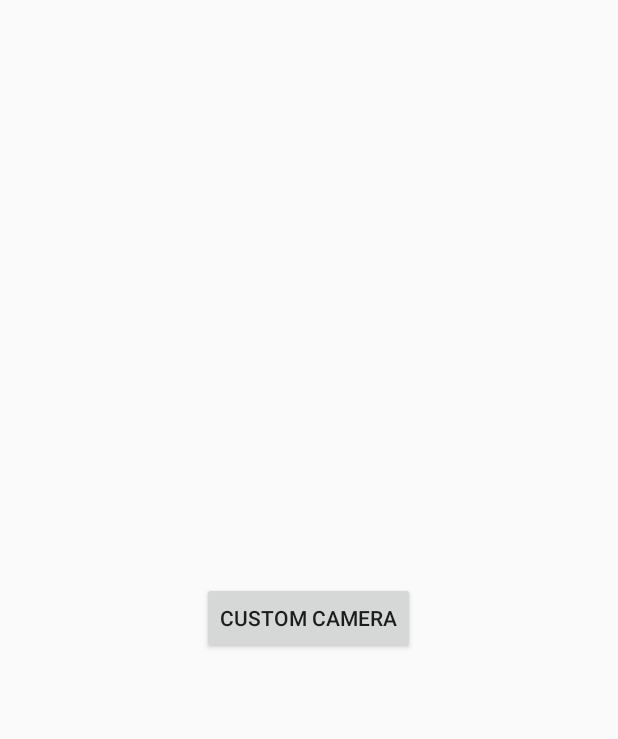
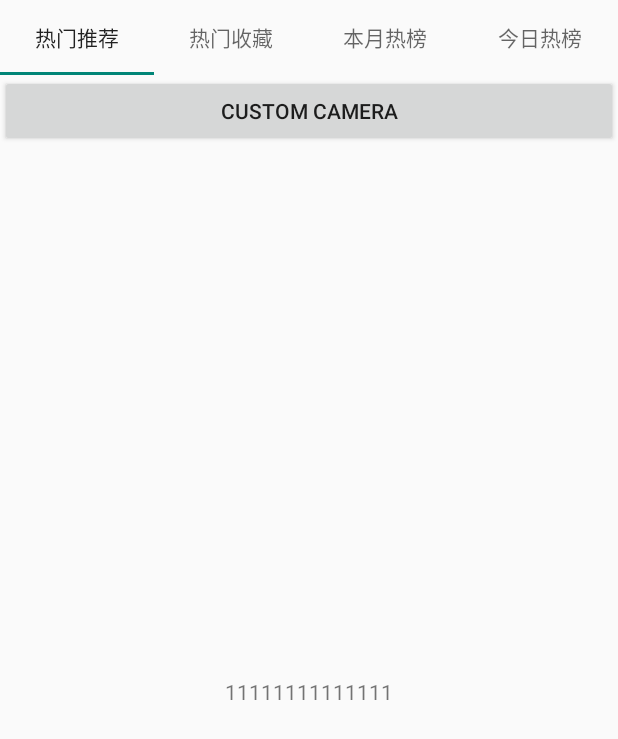
Before and after one commit to weiren123/custom_camera, an Android app: the screen it shows after launch (MainActivity), on a phone screen of 412 x 824 dp. Shown: the top 739 px of the screen. Run offline under Robolectric (Android 15) with nearby library versions, the phone set to English and light mode, and no system bars.

Commit message:
MainActivity.java重构

```diff
--- a/caneraapp/build.gradle
+++ b/caneraapp/build.gradle
@@ -1,13 +1,13 @@
 apply plugin: 'com.android.application'
 
 android {
-    compileSdkVersion 21
-    buildToolsVersion "23.0.3"
+    compileSdkVersion 23
+    buildToolsVersion "23.0.2"
 //    android {compileOptions.encoding = "GBK"}
     defaultConfig {
         applicationId "com.bbk.lling.camerademo"
-        minSdkVersion 14
-        targetSdkVersion 21
+        minSdkVersion 16
+        targetSdkVersion 23
         versionCode 1
         versionName "1.0"
     }
@@ -21,5 +21,6 @@ android {
 
 dependencies {
     compile fileTree(dir: 'libs', include: ['*.jar'])
-    compile 'com.android.support:appcompat-v7:21.0.2'
+    compile 'com.android.support:appcompat-v7:23.1.1'
+    compile 'com.android.support:design:23.1.1'
 }
--- a/caneraapp/src/main/java/com/bbk/lling/camerademo/MainActivity.java
+++ b/caneraapp/src/main/java/com/bbk/lling/camerademo/MainActivity.java
@@ -3,19 +3,85 @@ package com.bbk.lling.camerademo;
 import android.app.Activity;
 import android.content.Intent;
 import android.os.Bundle;
+import android.support.design.widget.TabLayout;
+import android.support.v4.view.PagerAdapter;
+import android.support.v4.view.ViewPager;
+import android.view.LayoutInflater;
 import android.view.View;
+import android.view.ViewGroup;
+
+import java.util.ArrayList;
+import java.util.List;
 
 
 public class MainActivity extends Activity {
+    private TabLayout tab_viewpager;
+    private ViewPager view_viewpager;
+    private String[] names = {"热门推荐","热门收藏","本月热榜","今日热榜"};
+    private List<View> mViewList = new ArrayList<>();//页卡视图集合
+    private LayoutInflater mInflater;
+    private View view1;
+    private View view2;
+    private View view3;
+    private View view4;
 
     @Override
     protected void onCreate(Bundle savedInstanceState) {
         super.onCreate(savedInstanceState);
         setContentView(R.layout.activity_main);
+        initView();
+    }
+
+    private void initView() {
+        tab_viewpager = (TabLayout) findViewById(R.id.tab_viewpager);
+        view_viewpager = (ViewPager) findViewById(R.id.view_viewpager);
+        mInflater = LayoutInflater.from(this);
+        view1 = mInflater.inflate(R.layout.activity_main_item, null);
+        view2 = mInflater.inflate(R.layout.activity_main_item, null);
+        view3 = mInflater.inflate(R.layout.activity_main_item, null);
+        view4 = mInflater.inflate(R.layout.activity_main_item, null);
+        mViewList.add(view1);
+        mViewList.add(view2);
+        mViewList.add(view3);
+        mViewList.add(view4);
+        tab_viewpager.addTab(tab_viewpager.newTab().setText(names[0]));
+        tab_viewpager.addTab(tab_viewpager.newTab().setText(names[1]));
+        tab_viewpager.addTab(tab_viewpager.newTab().setText(names[2]));
+        tab_viewpager.addTab(tab_viewpager.newTab().setText(names[3]));
+        tab_viewpager.setTabMode(TabLayout.MODE_FIXED);
+        MyAdapter adapter = new MyAdapter();
+        view_viewpager.setAdapter(adapter);
+        tab_viewpager.setupWithViewPager(view_viewpager);
     }
 
     public void takePhote(View view) {
         startActivity(new Intent(this, TakePhoteActivity.class));
     }
+    public class MyAdapter extends PagerAdapter{
+        @Override
+        public Object instantiateItem(ViewGroup container, int position) {
+            container.addView(mViewList.get(position));
+            return mViewList.get(position);
+        }
 
+        @Override
+        public void destroyItem(ViewGroup container, int position, Object object) {
+            container.removeView(mViewList.get(position));
+        }
+
+        @Override
+        public CharSequence getPageTitle(int position) {
+            return names[position];//页卡标题
+        }
+
+        @Override
+        public int getCount() {
+            return names.length;
+        }
+
+        @Override
+        public boolean isViewFromObject(View view, Object object) {
+            return view == object;
+        }
+    }
 }
--- a/caneraapp/src/main/res/layout/activity_main.xml
+++ b/caneraapp/src/main/res/layout/activity_main.xml
@@ -1,15 +1,21 @@
-<RelativeLayout xmlns:android="http://schemas.android.com/apk/res/android"
+<LinearLayout xmlns:android="http://schemas.android.com/apk/res/android"
     xmlns:tools="http://schemas.android.com/tools" android:layout_width="match_parent"
-    android:layout_height="match_parent" android:paddingLeft="@dimen/activity_horizontal_margin"
-    android:paddingRight="@dimen/activity_horizontal_margin"
-    android:paddingTop="@dimen/activity_vertical_margin"
-    android:paddingBottom="@dimen/activity_vertical_margin" tools:context=".MainActivity">
-
+    android:layout_height="match_parent"
+    android:orientation="vertical"
+    tools:context=".MainActivity">
+    <android.support.design.widget.TabLayout
+        android:id="@+id/tab_viewpager"
+        android:layout_width="match_parent"
+        android:layout_height="50dp"
+        ></android.support.design.widget.TabLayout>
     <Button
-        android:layout_width="wrap_content"
+        android:layout_width="match_parent"
         android:layout_height="wrap_content"
         android:text="Custom Camera"
         android:onClick="takePhote"
         android:layout_centerInParent="true"/>
-
-</RelativeLayout>
+    <android.support.v4.view.ViewPager
+        android:id="@+id/view_viewpager"
+        android:layout_width="match_parent"
+        android:layout_height="match_parent"/>
+</LinearLayout>
--- /dev/null
+++ b/caneraapp/src/main/res/layout/activity_main_item.xml
@@ -0,0 +1,10 @@
+<?xml version="1.0" encoding="utf-8"?>
+<RelativeLayout xmlns:android="http://schemas.android.com/apk/res/android"
+    android:orientation="vertical" android:layout_width="match_parent"
+    android:layout_height="match_parent">
+    <TextView
+        android:layout_width="wrap_content"
+        android:layout_height="wrap_content"
+        android:text="11111111111111"
+        android:layout_centerInParent="true"/>
+</RelativeLayout>
```
